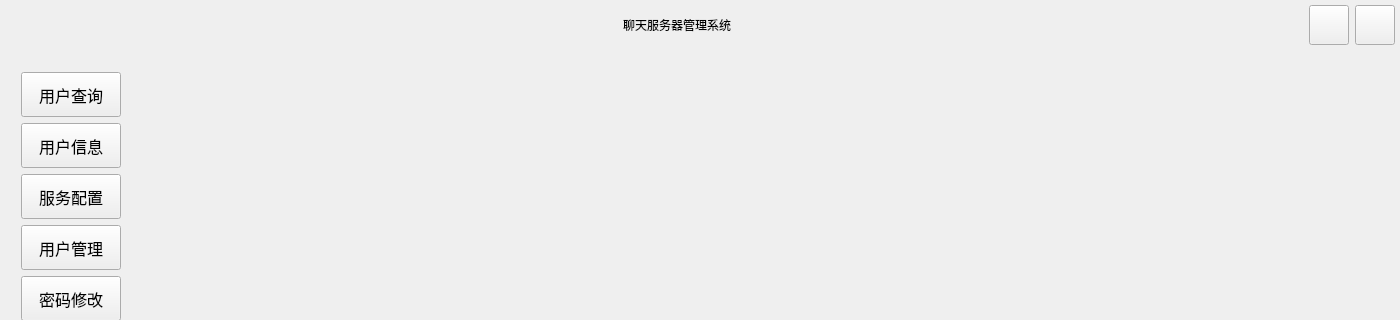
Old version of the form ChatServer/MainWindow.ui in the repository crylittlebear/QtChat; both pictures show x 0 to 1400 and y 0 to 320 of the 1400 by 859 pixel window.
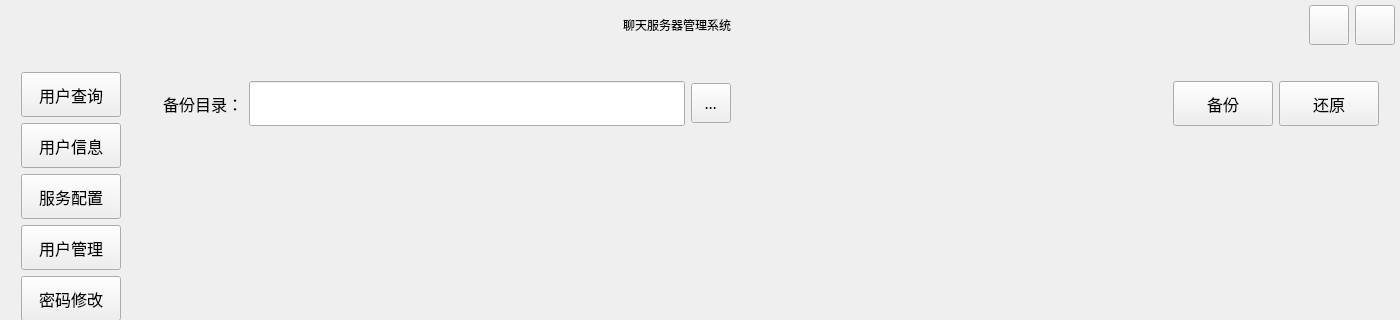
New version of the form. The open tabs and pages were chosen to show the change. Icons and pictures are not drawn. Custom widgets are drawn as their Qt base class.

Diff of the .ui file:
```diff
--- a/ChatServer/MainWindow.ui
+++ b/ChatServer/MainWindow.ui
@@ -1118,7 +1118,137 @@
                   </layout>
                  </widget>
                  <widget class="QWidget" name="pageDataBackup">
-                  <layout class="QVBoxLayout" name="verticalLayout_10"/>
+                  <layout class="QVBoxLayout" name="verticalLayout_10">
+                   <item>
+                    <widget class="QWidget" name="widgetBackup" native="true">
+                     <layout class="QHBoxLayout" name="horizontalLayout_12">
+                      <property name="leftMargin">
+                       <number>10</number>
+                      </property>
+                      <property name="topMargin">
+                       <number>10</number>
+                      </property>
+                      <property name="rightMargin">
+                       <number>10</number>
+                      </property>
+                      <property name="bottomMargin">
+                       <number>10</number>
+                      </property>
+                      <item>
+                       <widget class="QLabel" name="label_11">
+                        <property name="text">
+                         <string>备份目录：</string>
+                        </property>
+                       </widget>
+                      </item>
+                      <item>
+                       <widget class="QLineEdit" name="lineEdit_6">
+                        <property name="minimumSize">
+                         <size>
+                          <width>0</width>
+                          <height>45</height>
+                         </size>
+                        </property>
+                       </widget>
+                      </item>
+                      <item>
+                       <widget class="QToolButton" name="toolButton">
+                        <property name="minimumSize">
+                         <size>
+                          <width>40</width>
+                          <height>40</height>
+                         </size>
+                        </property>
+                        <property name="font">
+                         <font>
+                          <family>Times New Roman</family>
+                          <pointsize>12</pointsize>
+                          <italic>true</italic>
+                         </font>
+                        </property>
+                        <property name="text">
+                         <string>...</string>
+                        </property>
+                       </widget>
+                      </item>
+                      <item>
+                       <spacer name="horizontalSpacer_6">
+                        <property name="orientation">
+                         <enum>Qt::Horizontal</enum>
+                        </property>
+                        <property name="sizeHint" stdset="0">
+                         <size>
+                          <width>40</width>
+                          <height>20</height>
+                         </size>
+                        </property>
+                       </spacer>
+                      </item>
+                      <item>
+                       <widget class="QPushButton" name="pushButton_9">
+                        <property name="minimumSize">
+                         <size>
+                          <width>100</width>
+                          <height>45</height>
+                         </size>
+                        </property>
+                        <property name="font">
+                         <font>
+                          <family>微软雅黑</family>
+                          <pointsize>12</pointsize>
+                          <italic>false</italic>
+                         </font>
+                        </property>
+                        <property name="text">
+                         <string>备份</string>
+                        </property>
+                        <property name="icon">
+                         <iconset resource="MainWindow.qrc">
+                          <normaloff>:/resource/images/ic_data_backup.png</normaloff>:/resource/images/ic_data_backup.png</iconset>
+                        </property>
+                       </widget>
+                      </item>
+                      <item>
+                       <widget class="QPushButton" name="pushButton_10">
+                        <property name="minimumSize">
+                         <size>
+                          <width>100</width>
+                          <height>45</height>
+                         </size>
+                        </property>
+                        <property name="font">
+                         <font>
+                          <family>微软雅黑</family>
+                          <pointsize>12</pointsize>
+                          <italic>false</italic>
+                         </font>
+                        </property>
+                        <property name="text">
+                         <string>还原</string>
+                        </property>
+                        <property name="icon">
+                         <iconset resource="MainWindow.qrc">
+                          <normaloff>:/resource/images/ic_data_udo.png</normaloff>:/resource/images/ic_data_udo.png</iconset>
+                        </property>
+                       </widget>
+                      </item>
+                     </layout>
+                    </widget>
+                   </item>
+                   <item>
+                    <spacer name="verticalSpacer_16">
+                     <property name="orientation">
+                      <enum>Qt::Vertical</enum>
+                     </property>
+                     <property name="sizeHint" stdset="0">
+                      <size>
+                       <width>20</width>
+                       <height>651</height>
+                      </size>
+                     </property>
+                    </spacer>
+                   </item>
+                  </layout>
                  </widget>
                 </widget>
                </item>
@@ -1175,6 +1305,14 @@
   </layout>
  </widget>
  <layoutdefault spacing="6" margin="11"/>
+ <customwidgets>
+  <customwidget>
+   <class>RotateStackedWidget</class>
+   <extends>QStackedWidget</extends>
+   <header location="global">baseWidget/RotateStackedWidget.h</header>
+   <container>1</container>
+  </customwidget>
+ </customwidgets>
  <resources>
   <include location="MainWindow.qrc"/>
  </resources>
```
Left out of the diff: 13 changed lines with no effect on the pictures.
